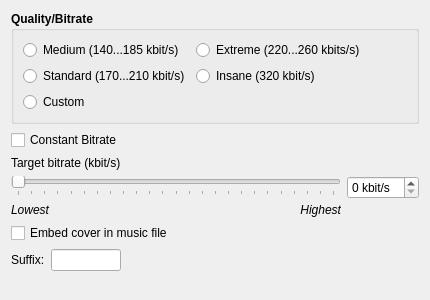
KDE/audex, file widgets/lamewidgetUI.ui: the form before one commit.
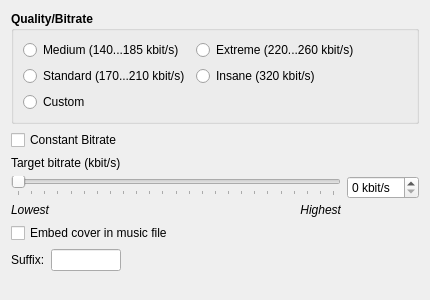
The form after the commit.

Commit message: build whole sentences in the GUI instead of joining pieces (better for translations)

What changed in the file:
```diff
--- a/widgets/lamewidgetUI.ui
+++ b/widgets/lamewidgetUI.ui
@@ -73,7 +73,7 @@
          <string>If you have extremely good hearing and similar equipment, this preset will generally provide slightly higher quality than the "standard" mode</string>
         </property>
         <property name="text">
-         <string>Extreme (220...260 kbits/s)</string>
+         <string>Extreme (220...260 kbit/s)</string>
         </property>
        </widget>
       </item>
```
The commit also changes 7 other files.
